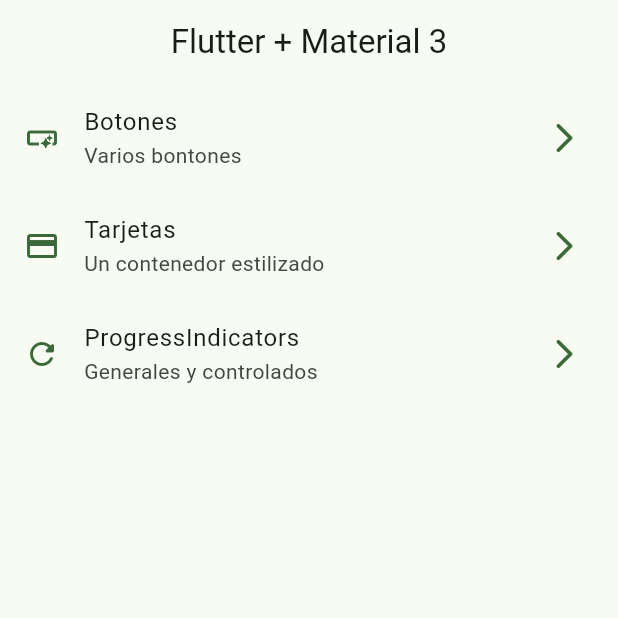
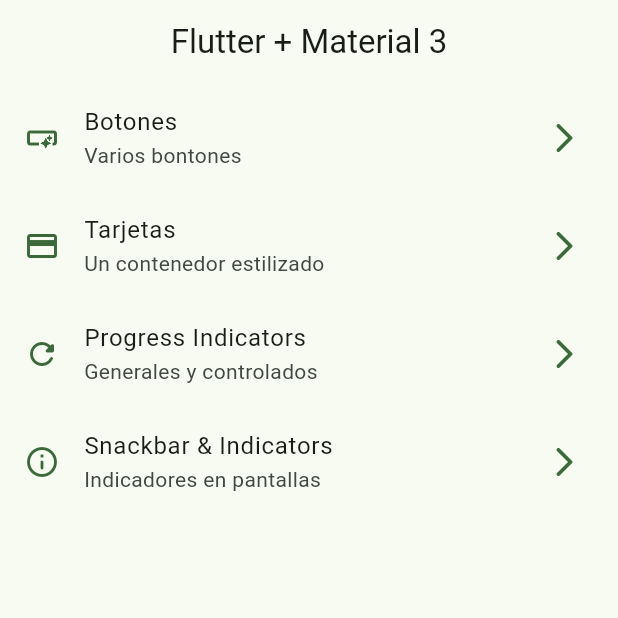
Before and after one commit to mejia907/widgets_app, a Flutter app: the screen it shows after launch, on a phone screen of 412 x 824 dp, the top half of it. Run offline on Flutter 3.47's test engine with Material 2 defaults, Android fonts, the phone set to English and light mode, and no system bars; our stand-ins replace go_router.

Commit message:
snackbars dialogs finish

```diff
--- a/lib/config/menu/menu_items.dart
+++ b/lib/config/menu/menu_items.dart
@@ -28,9 +28,15 @@ const appMenuItems = <MenuItems>[
     icon: Icons.credit_card,
   ),
   MenuItems(
-    title: 'ProgressIndicators',
+    title: 'Progress Indicators',
     subtitle: 'Generales y controlados',
     link: '/progress',
     icon: Icons.refresh_rounded,
   ),
+  MenuItems(
+    title: 'Snackbar & Indicators',
+    subtitle: 'Indicadores en pantallas',
+    link: '/snackbars',
+    icon: Icons.info_outline_rounded,
+  ),
 ];
--- a/lib/config/router/app_router.dart
+++ b/lib/config/router/app_router.dart
@@ -22,4 +22,9 @@ final appRouter = GoRouter(initialLocation: '/', routes: [
     path: '/progress',
     builder: (context, state) => const ProgressScreen(),
   ),
+  GoRoute(
+    name: SnackbarScreen.name,
+    path: '/snackbars',
+    builder: (context, state) => const SnackbarScreen(),
+  ),
 ]);
--- a/lib/main.dart
+++ b/lib/main.dart
@@ -12,6 +12,7 @@ class MainApp extends StatelessWidget {
   @override
   Widget build(BuildContext context) {
     return MaterialApp.router(
+      title: 'Flutter Widgets',
       debugShowCheckedModeBanner: false,
       theme: AppTheme(selectedColor: 2).getTheme(),
       routerConfig: appRouter,
```
Also changed, not shown: lib/presentation/screens/snackbar/snackbar_screen.dart (+63 -1 lines).
